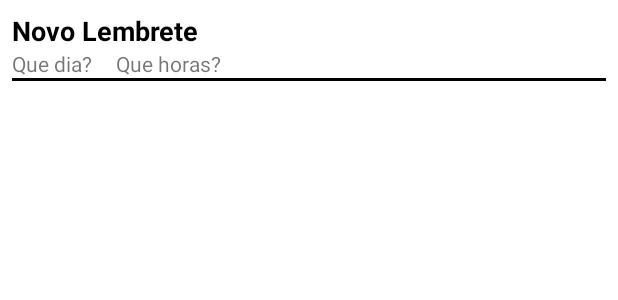
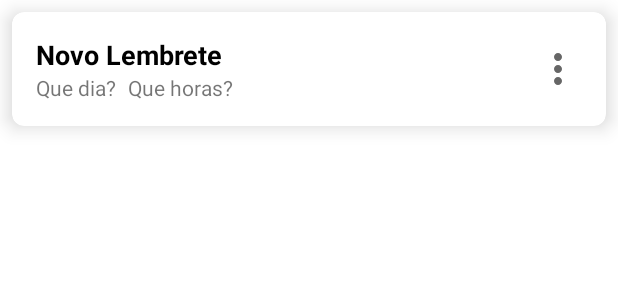
Before and after one commit to tmuniz570/MeLembra, an Android app: the layout item_lembrete.xml on its own in the app's theme, with its tools: preview values and no code run, on a phone screen of 412 x 824 dp. Shown: the top 300 px of the screen. Run offline under Robolectric (Android 15) with nearby library versions, the phone set to English and light mode, and no system bars.

Commit message:
Melhorias de performance e add funções de editar e remover Lembrete

```diff
--- a/app/src/main/AndroidManifest.xml
+++ b/app/src/main/AndroidManifest.xml
@@ -16,7 +16,7 @@
                 <category android:name="android.intent.category.LAUNCHER" />
             </intent-filter>
         </activity>
-        <activity android:name=".ui.AddActivity"/>
+        <activity android:name=".ui.AddEditActivity"/>
     </application>
 
 </manifest>
--- a/app/src/main/java/com/tmuniz570/melembra/model/Lembrete.kt
+++ b/app/src/main/java/com/tmuniz570/melembra/model/Lembrete.kt
@@ -11,6 +11,5 @@ data class Lembrete(
     @PrimaryKey(autoGenerate = true) val id: Int,
     val lembrete: String,
     val data: String,
-    val hora: String,
-    val repetir: Boolean
+    val hora: String
 ) : Parcelable
--- /dev/null
+++ b/app/src/main/res/drawable/ic_baseline_more_vert_24.xml
@@ -0,0 +1,10 @@
+<vector xmlns:android="http://schemas.android.com/apk/res/android"
+    android:width="24dp"
+    android:height="24dp"
+    android:viewportWidth="24"
+    android:viewportHeight="24"
+    android:tint="?attr/colorControlNormal">
+  <path
+      android:fillColor="@android:color/white"
+      android:pathData="M12,8c1.1,0 2,-0.9 2,-2s-0.9,-2 -2,-2 -2,0.9 -2,2 0.9,2 2,2zM12,10c-1.1,0 -2,0.9 -2,2s0.9,2 2,2 2,-0.9 2,-2 -0.9,-2 -2,-2zM12,16c-1.1,0 -2,0.9 -2,2s0.9,2 2,2 2,-0.9 2,-2 -0.9,-2 -2,-2z"/>
+</vector>
--- a/app/src/main/res/layout/activity_main.xml
+++ b/app/src/main/res/layout/activity_main.xml
@@ -37,7 +37,6 @@
         android:layout_height="0dp"
         app:layoutManager="androidx.recyclerview.widget.LinearLayoutManager"
         tools:listitem="@layout/item_lembrete"
-        tools:visibility="gone"
         app:layout_constraintTop_toBottomOf="@id/tv_title"
         app:layout_constraintBottom_toBottomOf="parent" />
 
--- a/app/src/main/res/layout/item_lembrete.xml
+++ b/app/src/main/res/layout/item_lembrete.xml
@@ -1,9 +1,17 @@
 <?xml version="1.0" encoding="utf-8"?>
-<androidx.constraintlayout.widget.ConstraintLayout xmlns:android="http://schemas.android.com/apk/res/android"
+<androidx.cardview.widget.CardView
+    xmlns:android="http://schemas.android.com/apk/res/android"
     android:layout_width="match_parent"
     android:layout_height="wrap_content"
     xmlns:app="http://schemas.android.com/apk/res-auto"
-    android:layout_margin="8dp">
+    app:cardElevation="8dp"
+    android:layout_margin="8dp"
+    app:cardCornerRadius="8dp">
+
+    <androidx.constraintlayout.widget.ConstraintLayout
+        android:layout_width="match_parent"
+        android:layout_height="wrap_content"
+        android:padding="16dp">
 
         <TextView
             android:id="@+id/tv_lembrete"
@@ -29,15 +37,19 @@
             android:text="@string/que_horas"
             android:layout_width="wrap_content"
             android:layout_height="wrap_content"
-        android:layout_marginStart="16dp"
+            android:layout_marginStart="8dp"
             app:layout_constraintTop_toBottomOf="@id/tv_lembrete"
             app:layout_constraintStart_toEndOf="@id/tv_data"/>
 
-    <View
-        android:background="@color/black"
-        android:layout_width="match_parent"
-        android:layout_height="2dp"
-        app:layout_constraintStart_toStartOf="parent"
-        app:layout_constraintTop_toBottomOf="@id/tv_hora" />
+        <androidx.appcompat.widget.AppCompatImageView
+            android:id="@+id/aciv_mais"
+            android:layout_width="32dp"
+            android:layout_height="32dp"
+            app:srcCompat="@drawable/ic_baseline_more_vert_24"
+            app:layout_constraintTop_toTopOf="parent"
+            app:layout_constraintBottom_toBottomOf="parent"
+            app:layout_constraintEnd_toEndOf="parent"/>
+
 
     </androidx.constraintlayout.widget.ConstraintLayout>
+</androidx.cardview.widget.CardView>
--- a/app/src/main/res/values/strings.xml
+++ b/app/src/main/res/values/strings.xml
@@ -9,4 +9,6 @@
     <string name="lembretes">Lembretes</string>
     <string name="repetir">Repetir?</string>
     <string name="nenhum_lembrete_adicionado">Nenhum lembrete adicionado.</string>
+    <string name="editar">Editar</string>
+    <string name="deletar">Deletar</string>
 </resources>
```
Also changed, not shown: app/src/main/java/com/tmuniz570/melembra/room/LembreteDao.kt (+7 -9 lines), app/src/main/java/com/tmuniz570/melembra/ui/AddEditActivity.kt (renamed from app/src/main/java/com/tmuniz570/melembra/ui/AddActivity.kt, +20 -6 lines), app/src/main/java/com/tmuniz570/melembra/ui/LembreteAdapter.kt (+23 -3 lines), app/src/main/java/com/tmuniz570/melembra/ui/MainActivity.kt (+23 -6 lines), app/src/main/res/layout/activity_add.xml (+2 -10 lines), app/src/main/res/menu/popup_menu.xml (added, +10 -0 lines). Lines whose indentation alone changed are shown as unchanged.
